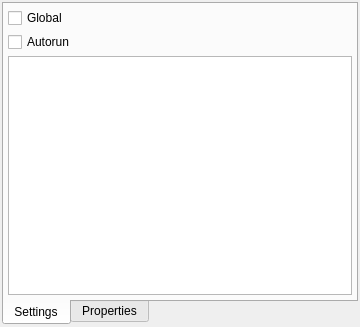
Qt form res/forms/ScriptWidget.ui (tedvalson/NovelTea) before a commit.
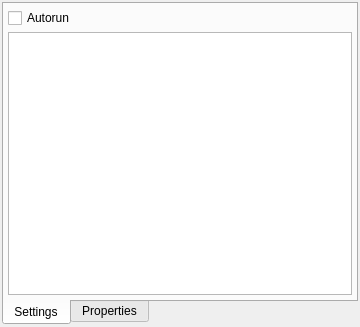
The same form after that commit. Custom widgets are drawn as their Qt base class.

Commit message: Script: Remove "global" option. No longer needed.

Patch:
```diff
--- a/res/forms/ScriptWidget.ui
+++ b/res/forms/ScriptWidget.ui
@@ -63,13 +63,6 @@
        <property name="bottomMargin">
         <number>4</number>
        </property>
-       <item>
-        <widget class="QCheckBox" name="checkBoxGlobal">
-         <property name="text">
-          <string>Global</string>
-         </property>
-        </widget>
-       </item>
        <item>
         <widget class="QCheckBox" name="checkBoxAutorun">
          <property name="text">
```
The commit also changes 4 other files.
